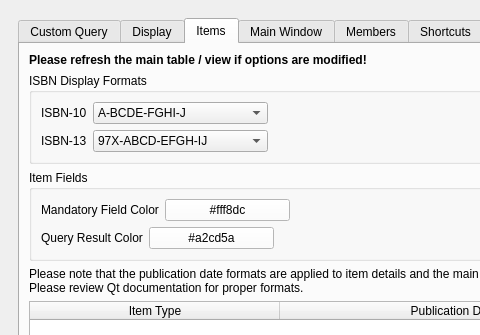
Before: the Qt Designer form UI/biblioteq_otheroptions.ui in textbrowser/biblioteq, drawn with Qt 5; both pictures show x 0 to 480 and y 0 to 335 of the 700 by 700 pixel window.
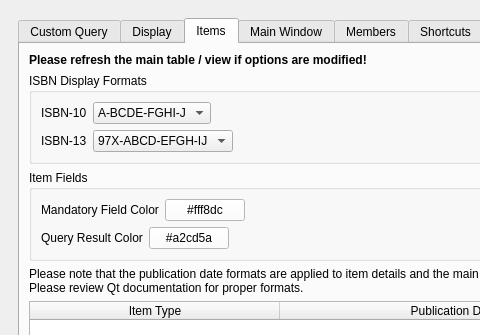
After: the same form once the commit is applied. The open tabs and pages were chosen to show the change. Icons and pictures are not drawn.

Commit message: Icons. Uniform widths.

```diff
--- a/UI/biblioteq_otheroptions.ui
+++ b/UI/biblioteq_otheroptions.ui
@@ -245,12 +245,6 @@
                  </item>
                  <item>
                   <widget class="QComboBox" name="isbn10_display_format">
-                   <property name="minimumSize">
-                    <size>
-                     <width>175</width>
-                     <height>0</height>
-                    </size>
-                   </property>
                    <property name="sizeAdjustPolicy">
                     <enum>QComboBox::AdjustToContents</enum>
                    </property>
@@ -287,12 +281,6 @@
                  </item>
                  <item>
                   <widget class="QComboBox" name="isbn13_display_format">
-                   <property name="minimumSize">
-                    <size>
-                     <width>175</width>
-                     <height>0</height>
-                    </size>
-                   </property>
                    <property name="sizeAdjustPolicy">
                     <enum>QComboBox::AdjustToContents</enum>
                    </property>
@@ -343,12 +331,6 @@
                  </item>
                  <item>
                   <widget class="QPushButton" name="item_mandatory_field_color">
-                   <property name="minimumSize">
-                    <size>
-                     <width>125</width>
-                     <height>0</height>
-                    </size>
-                   </property>
                    <property name="styleSheet">
                     <string notr="true">background-color: #ffffff;</string>
                    </property>
@@ -383,12 +365,6 @@
                  </item>
                  <item>
                   <widget class="QPushButton" name="item_query_result_color">
-                   <property name="minimumSize">
-                    <size>
-                     <width>125</width>
-                     <height>0</height>
-                    </size>
-                   </property>
                    <property name="styleSheet">
                     <string notr="true">background-color: #ffffff;</string>
                    </property>
```
Left out of the diff: 30 changed lines with no effect on the pictures. The commit also changes 17 other files.
